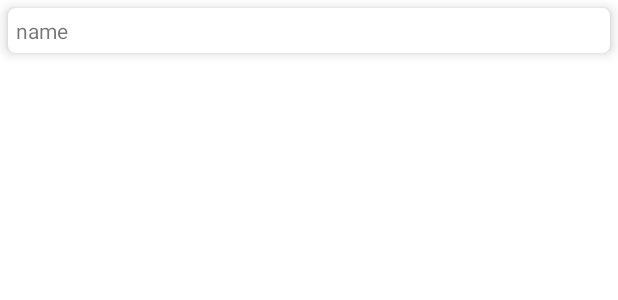
After one commit to ibnu001/Retrofit-Pokemon-API, an Android app: the layout item_poke.xml on its own in the app's theme, with its tools: preview values and no code run, on a phone screen of 412 x 824 dp. The commit adds this screen. Shown: the top 300 px of the screen. Run offline under Robolectric (Android 15) with nearby library versions, the phone set to English and light mode, and no system bars; Roboto replaces fonts that are not available here.

```diff
--- a/app/src/main/AndroidManifest.xml
+++ b/app/src/main/AndroidManifest.xml
@@ -16,6 +16,9 @@
         android:theme="@style/Theme.LatihanPokeAPI"
         tools:targetApi="31">
         <activity
+            android:name=".SecondActivity"
+            android:exported="false" />
+        <activity
             android:name=".ListPokemonActivity"
             android:exported="true">
             <intent-filter>
@@ -24,6 +27,7 @@
                 <category android:name="android.intent.category.LAUNCHER" />
             </intent-filter>
         </activity>
+
         <meta-data
             android:name="preloaded_fonts"
             android:resource="@array/preloaded_fonts" />
--- a/app/src/main/java/com/ibnu/latihanpokeapi/api/ApiConfig.kt
+++ b/app/src/main/java/com/ibnu/latihanpokeapi/api/ApiConfig.kt
@@ -27,5 +27,6 @@ class ApiConfig {
 
             return retrofit.create(ApiSerrvice::class.java)
         }
+
     }
 }
--- /dev/null
+++ b/app/src/main/res/layout/item_poke.xml
@@ -0,0 +1,38 @@
+<?xml version="1.0" encoding="utf-8"?>
+<androidx.cardview.widget.CardView xmlns:android="http://schemas.android.com/apk/res/android"
+    xmlns:app="http://schemas.android.com/apk/res-auto"
+    xmlns:tools="http://schemas.android.com/tools"
+    android:layout_width="match_parent"
+    android:layout_height="wrap_content"
+    android:layout_margin="5dp"
+    app:cardCornerRadius="5dp"
+    app:cardElevation="5dp">
+
+    <androidx.constraintlayout.widget.ConstraintLayout
+        android:layout_width="match_parent"
+        android:layout_height="match_parent"
+        android:layout_margin="5dp">
+
+        <TextView
+            android:id="@+id/tvItemPoke"
+            android:layout_width="0dp"
+            android:layout_height="wrap_content"
+            android:text="name"
+            android:textAlignment="textStart"
+            app:layout_constraintEnd_toEndOf="parent"
+            app:layout_constraintStart_toStartOf="parent"
+            app:layout_constraintTop_toBottomOf="@+id/ivItemImage" />
+
+        <ImageView
+            android:id="@+id/ivItemImage"
+            android:layout_width="50dp"
+            android:layout_height="50dp"
+            android:visibility="gone"
+            app:layout_constraintEnd_toEndOf="parent"
+            app:layout_constraintHorizontal_bias="0.5"
+            app:layout_constraintStart_toStartOf="parent"
+            app:layout_constraintTop_toTopOf="parent"
+            tools:srcCompat="@tools:sample/avatars"
+            tools:visibility="gone" />
+    </androidx.constraintlayout.widget.ConstraintLayout>
+</androidx.cardview.widget.CardView>
```
Also changed, not shown: app/src/main/java/com/ibnu/latihanpokeapi/ListPokemonActivity.kt (+37 -16 lines), app/src/main/java/com/ibnu/latihanpokeapi/PokemonResponse.kt (+10 -2 lines), app/src/main/java/com/ibnu/latihanpokeapi/SecondActivity.kt (added, +66 -0 lines), app/src/main/java/com/ibnu/latihanpokeapi/adapter/PokemonAdapter.kt (+36 -3 lines), app/src/main/java/com/ibnu/latihanpokeapi/api/ApiSerrvice.kt (+12 -6 lines), app/src/main/res/layout/activity_list_pokemon.xml (+27 -4 lines), app/src/main/res/layout/activity_second.xml (added, +32 -0 lines), app/src/main/res/layout/item_pokemon.xml (deleted, +0 -13 lines).
